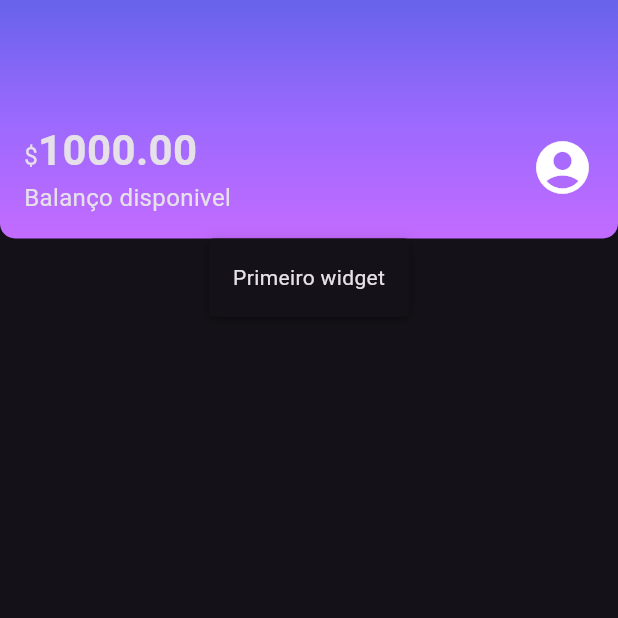
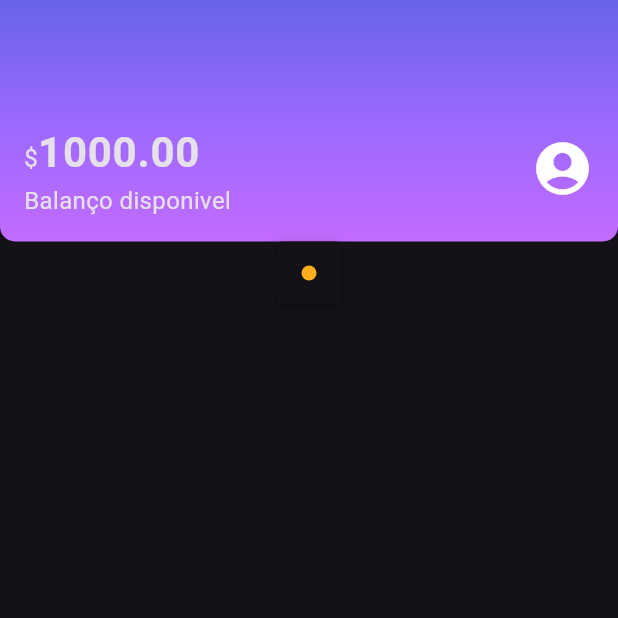
Before and after one commit to msbzz/flutterLayouts1, a Flutter app: the screen it shows after launch, on a phone screen of 412 x 824 dp, the top half of it. Run offline on Flutter 3.47's test engine with Material 3 defaults, Android fonts, the phone set to English and light mode, and no system bars.

Commit message:
Criação dos widgets que serão utilizados dentro dos cartões. Criando o widget 'ColorDot'

```diff
--- /dev/null
+++ b/alubank/lib/compoments/color_dot.dart
@@ -0,0 +1,20 @@
+import 'package:flutter/material.dart';
+
+class ColorDot extends StatelessWidget {
+
+final Color? color;
+
+const ColorDot({ Key? key,required this.color }) : super(key: key);
+
+  @override
+  Widget build(BuildContext context){
+    return Container(
+      width: 10,
+      height: 10,
+      decoration: BoxDecoration(
+        color:color,
+        borderRadius:BorderRadius.circular(10)
+      ),
+    );
+  }
+}
--- a/alubank/lib/compoments/sections/header.dart
+++ b/alubank/lib/compoments/sections/header.dart
@@ -15,8 +15,8 @@ class Header extends StatelessWidget {
         ),
         borderRadius : BorderRadius.vertical(bottom: Radius.circular(10)),
       ),
-      child: const Padding(
-        padding: EdgeInsets.fromLTRB(16.0, 80.0, 16.0, 16.0),
+      child: Padding(
+        padding: const EdgeInsets.fromLTRB(16.0, 80.0, 16.0, 16.0),
         child: Row(
           mainAxisAlignment: MainAxisAlignment.spaceBetween,
           children: <Widget>[
@@ -27,19 +27,12 @@ class Header extends StatelessWidget {
                 Text.rich(
                   TextSpan(
                     text: '\$',
-                    style: TextStyle(fontSize: 16),
                     children: <TextSpan>[
-                      TextSpan(
-                          text: '1000.00',
-                          style: TextStyle(
-                              fontSize: 28, fontWeight: FontWeight.bold)),
+                      TextSpan(text: '1000.00',style:Theme.of(context).textTheme.bodyLarge),
                     ],
                   ),
                 ),
-                Text(
-                  'Balanço disponivel',
-                  style: TextStyle(fontSize: 16),
-                ),
+                Text('Balanço disponivel'),
               ],
             ),
             Icon(
--- a/alubank/lib/main.dart
+++ b/alubank/lib/main.dart
@@ -1,5 +1,5 @@
 import 'package:alubank/screens/home.dart';
-import 'package:alubank/themes/my_them.dart';
+import 'package:alubank/themes/my_theme.dart';
 import 'package:flutter/material.dart';
 
 void main() {
--- a/alubank/lib/screens/home.dart
+++ b/alubank/lib/screens/home.dart
@@ -1,5 +1,7 @@
 import 'package:alubank/compoments/box_card.dart';
+import 'package:alubank/compoments/color_dot.dart';
 import 'package:alubank/compoments/sections/header.dart';
+import 'package:alubank/themes/theme_colors.dart';
 import 'package:flutter/material.dart';
 
 class Home extends StatelessWidget {
@@ -11,7 +13,7 @@ class Home extends StatelessWidget {
       body: Column(
         children: <Widget>[
           Header(),
-          BoxCard(boxContent: Text('Primeiro widget')),
+          BoxCard(boxContent: ColorDot(color:ThemeColors.recentActivity['spent'])),
         ],
       ),
     );
--- a/alubank/lib/themes/my_them.dart
+++ b/alubank/lib/themes/my_theme.dart
@@ -5,4 +5,8 @@ ThemeData MyTheme = ThemeData(
   primarySwatch: ThemeColors.primaryColor,
   primaryColor: ThemeColors.primaryColor,
   brightness: Brightness.dark,
+  textTheme: TextTheme(
+    bodyMedium: TextStyle(fontSize: 16),
+    bodyLarge: TextStyle(fontSize:28,fontWeight: FontWeight.bold),
+  ),
 );
--- a/alubank/lib/themes/theme_colors.dart
+++ b/alubank/lib/themes/theme_colors.dart
@@ -8,4 +8,9 @@ class ThemeColors{
           Color.fromRGBO(195, 107, 255, 1.0),
           ];
 
+  static const recentActivity ={
+     'spent':Color.fromRGBO(255, 175, 29, 1.0),
+     'income':Color.fromRGBO(191, 69, 198, 1.0),
+  } ;
+
 }
--- a/info.txt
+++ b/info.txt
@@ -1,3 +1,8 @@
+
+
+https://m3.material.io/
+
+
 projeto figma
 
 https://www.figma.com/file/qmOZR81uY7gb8I0wMLUFCu/Alubank?type=design&node-id=0-1&mode=design&t=nlueGVg9S50AnQdQ-0
@@ -38,4 +43,24 @@ Conhecer a propriedade de sombreamento de Widgets para adicionar um novo efeito
 
   Refatorando cores para um unico arquivo
 
-https://m3.material.io/
+  Transposição do gradiente de cores para o arquivo centralizado
+
+  Definindo tamanho de fontes centralizadas em my_theme.dart
+
+
+objetivos 3
+
+   Compreender o que são temas e para que servem;
+
+   Ver padrões para a criação de um tema customizado;
+
+   Estabelecer as cores que serão utilizadas no projeto em um arquivo isolado;
+
+   Desenvolver um novo tema com nossas cores e propriedades tipográficas;
+
+   Adaptar o nosso projeto para utilizar as estilizações do nosso novo tema.
+
+4 Construção do cartão
+
+  Criação dos widgets utilizados dentro dos cartões color_dot.dart
+    obs: necessário indicar o parametro color como sendo opcional (?) devido ao material não reconhecer o map de cores em 'recentActivity'
```
Also changed, not shown: modelo/App apos centralizacao tema.png (added), modelo/teste widget colorr_dot.png (added), 1 other file.
